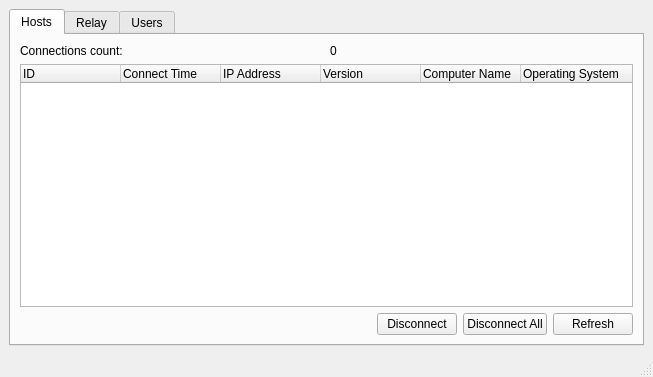
First picture: the form in source/client/ui/router_manager_window.ui, repository dchapyshev/aspia, before the edit.
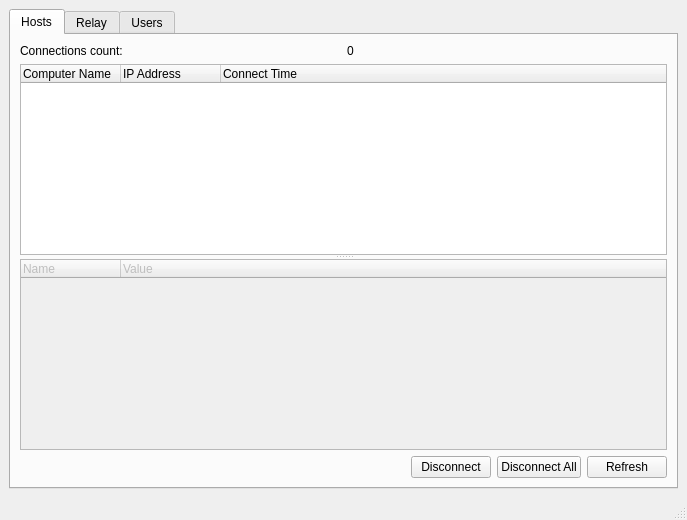
Second picture: the form after the edit. Icons and pictures are not drawn.

Commit message: Each terminal session now has its own host ID.

```diff
--- a/source/client/ui/router_manager_window.ui
+++ b/source/client/ui/router_manager_window.ui
@@ -6,10 +6,16 @@
    <rect>
     <x>0</x>
     <y>0</y>
-    <width>653</width>
-    <height>377</height>
+    <width>687</width>
+    <height>520</height>
    </rect>
   </property>
+  <property name="sizePolicy">
+   <sizepolicy hsizetype="Preferred" vsizetype="Preferred">
+    <horstretch>0</horstretch>
+    <verstretch>0</verstretch>
+   </sizepolicy>
+  </property>
   <property name="windowTitle">
    <string>Router Management</string>
   </property>
@@ -17,6 +23,12 @@
    <layout class="QVBoxLayout" name="verticalLayout_4">
     <item>
      <widget class="QTabWidget" name="tab">
+      <property name="sizePolicy">
+       <sizepolicy hsizetype="Expanding" vsizetype="Preferred">
+        <horstretch>0</horstretch>
+        <verstretch>0</verstretch>
+       </sizepolicy>
+      </property>
       <property name="currentIndex">
        <number>0</number>
       </property>
@@ -44,30 +56,14 @@
          </layout>
         </item>
         <item>
+         <widget class="QSplitter" name="splitter">
+          <property name="orientation">
+           <enum>Qt::Vertical</enum>
+          </property>
          <widget class="QTreeWidget" name="tree_hosts">
           <property name="indentation">
            <number>0</number>
           </property>
-          <column>
-           <property name="text">
-            <string notr="true">ID</string>
-           </property>
-          </column>
-          <column>
-           <property name="text">
-            <string>Connect Time</string>
-           </property>
-          </column>
-          <column>
-           <property name="text">
-            <string>IP Address</string>
-           </property>
-          </column>
-          <column>
-           <property name="text">
-            <string>Version</string>
-           </property>
-          </column>
           <column>
            <property name="text">
             <string>Computer Name</string>
@@ -75,9 +71,30 @@
           </column>
           <column>
            <property name="text">
-            <string>Operating System</string>
-           </property>
-          </column>
+             <string>IP Address</string>
+            </property>
+           </column>
+           <column>
+            <property name="text">
+             <string>Connect Time</string>
+            </property>
+           </column>
+          </widget>
+          <widget class="QTreeWidget" name="tree_host_info">
+           <property name="enabled">
+            <bool>false</bool>
+           </property>
+           <column>
+            <property name="text">
+             <string>Name</string>
+            </property>
+           </column>
+           <column>
+            <property name="text">
+             <string>Value</string>
+            </property>
+           </column>
+          </widget>
          </widget>
         </item>
         <item>
```
Lines whose indentation alone changed are shown as unchanged. The commit also changes 95 other files.
